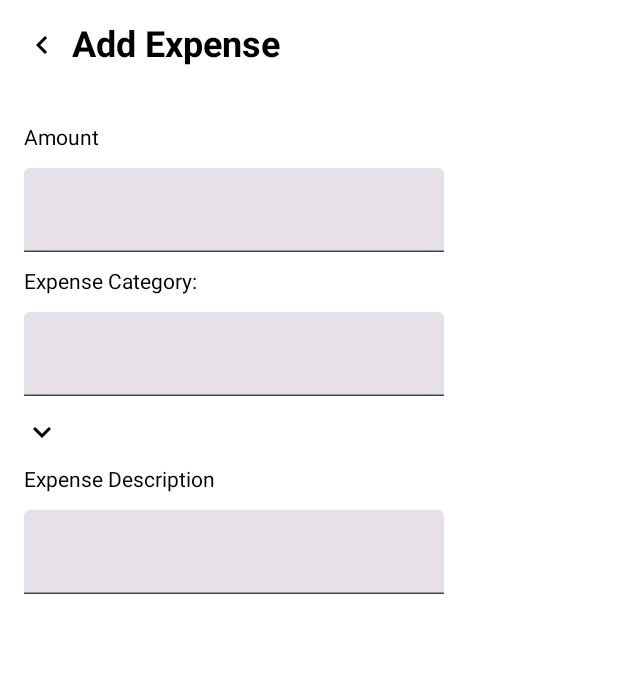
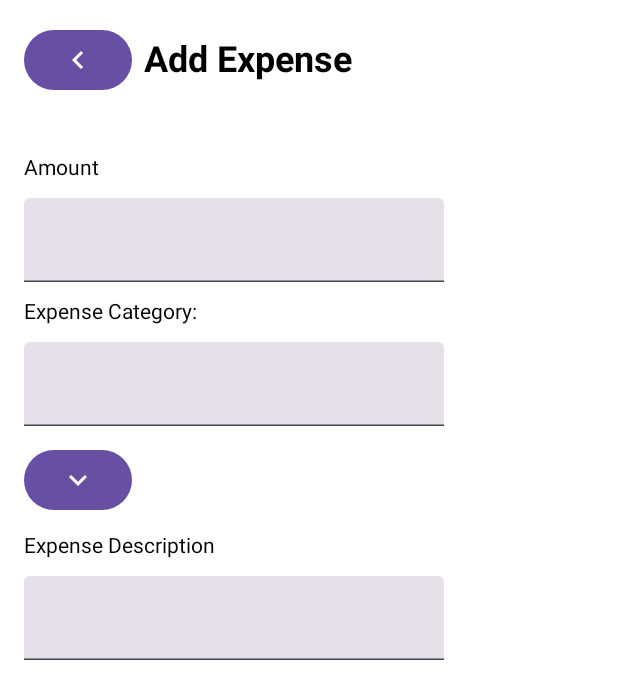
Before and after one commit to TiagoZheng/SpendMate, an Android app built with Jetpack Compose: the @Preview function AddExpensePreview, on a phone screen of 412 x 824 dp. Shown: the top 699 px of the screen. Run offline under Robolectric (Android 15) with nearby library versions, the phone set to English and light mode, and no system bars.

Commit message:
Navigation between overview and addExpense

```diff
--- a/app/src/main/java/com/example/spendmate/AddExpenseScreen.kt
+++ b/app/src/main/java/com/example/spendmate/AddExpenseScreen.kt
@@ -14,6 +14,7 @@ import androidx.compose.foundation.layout.safeDrawing
 import androidx.compose.material.icons.Icons
 import androidx.compose.material.icons.filled.KeyboardArrowDown
 import androidx.compose.material.icons.filled.KeyboardArrowLeft
+import androidx.compose.material3.Button
 import androidx.compose.material3.DropdownMenu
 import androidx.compose.material3.DropdownMenuItem
 import androidx.compose.material3.Icon
@@ -32,7 +33,7 @@ import androidx.compose.ui.unit.dp
 import androidx.compose.ui.unit.sp
 
 @Composable
-fun AddExpenseScreen() {
+fun AddExpenseScreen(navigateToOverviewScreen: () -> Unit) {
 
     var expenseValue by remember { mutableStateOf("") }
     var expenseCategory by remember { mutableStateOf("") }
@@ -54,7 +55,12 @@ fun AddExpenseScreen() {
             verticalAlignment = Alignment.CenterVertically,
             horizontalArrangement = Arrangement.spacedBy(8.dp)
         ) {
-            Icon(Icons.Default.KeyboardArrowLeft, contentDescription = null)
+            Button(
+                onClick = navigateToOverviewScreen
+            ) {
+                Icon(Icons.Default.KeyboardArrowLeft, contentDescription = null)
+            }
+
             Text("Add Expense", fontSize = 24.sp, fontWeight = FontWeight.Bold)
         }
 
@@ -75,7 +81,9 @@ fun AddExpenseScreen() {
         }
         TextField(value = expenseCategory, onValueChange = { expenseCategory = it })
 
-        Icon(Icons.Default.KeyboardArrowDown, contentDescription = null)
+        Button(onClick = {}) {
+            Icon(Icons.Default.KeyboardArrowDown, contentDescription = null)
+        }
 
 
         Text("Expense Description")
@@ -90,5 +98,6 @@ fun AddExpenseScreen() {
 @Preview(showBackground = true)
 @Composable
 fun AddExpensePreview() {
-    AddExpenseScreen()
+    AddExpenseScreen({})
+
 }
```
Also changed, not shown: app/src/main/java/com/example/spendmate/MainActivity.kt (+18 -2 lines), app/src/main/java/com/example/spendmate/OverviewScreen.kt (+6 -4 lines).
